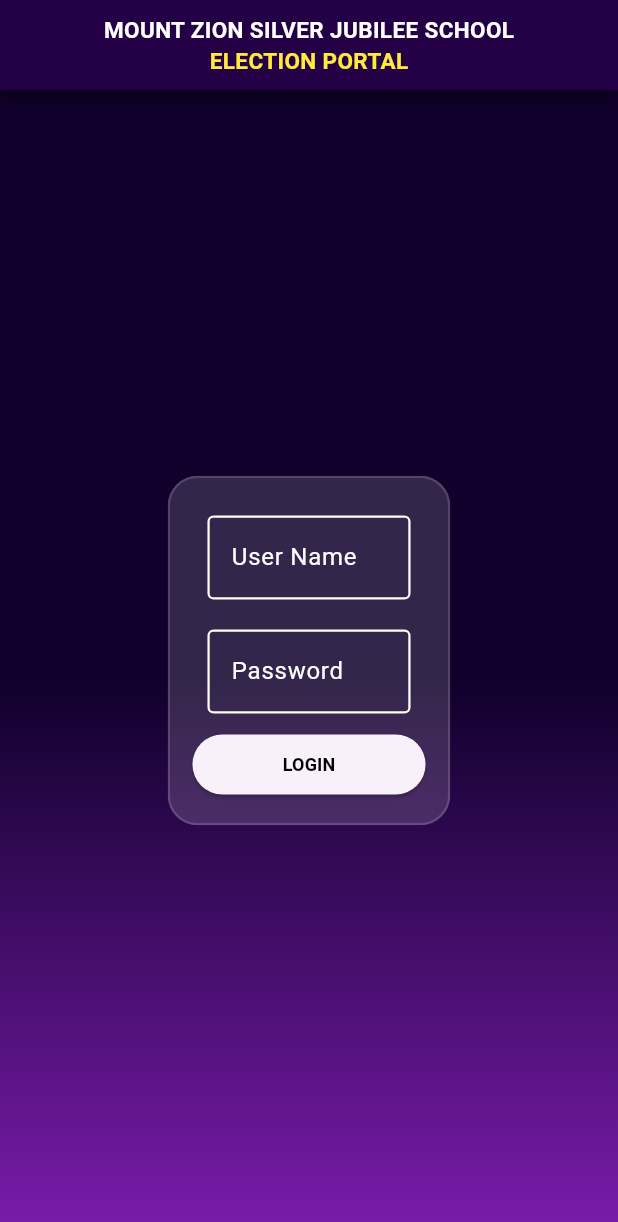
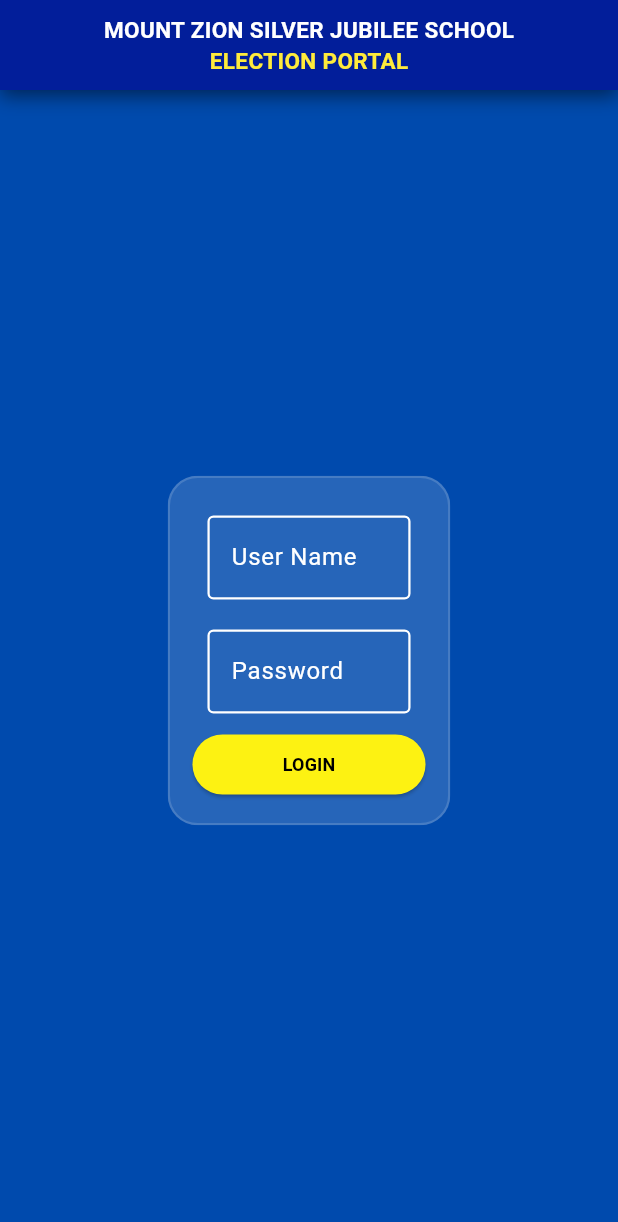
Before and after one commit to Arun-Arunagiri/Election_2_0, a Flutter app: the screen it shows after launch, on a phone screen of 412 x 824 dp. Shown: the top 1222 px of the screen. Run offline on Flutter 3.47's test engine with Material 3 defaults, Android fonts, the phone set to English and light mode, and no system bars; our stand-ins replace fl_chart.

Commit message:
chore:summa

```diff
--- /dev/null
+++ b/lib/colors.dart
@@ -0,0 +1,5 @@
+import 'dart:ui';
+
+Color myyellow = Color(0xfffdf212);
+Color myblue = Color(0xff004aad);
+Color barblue = Color.fromARGB(255, 2, 30, 154);
--- a/lib/loginpage.dart
+++ b/lib/loginpage.dart
@@ -16,16 +16,17 @@ class Loginpage extends StatelessWidget {
   @override
   Widget build(BuildContext context) {
     return Scaffold(
-      // backgroundColor: Color(0xff10002b),
+      backgroundColor: Color(0xff004aad),
 
       body: Container(
-        //for gradient background
+        //for gradient backgroundenable
         decoration: BoxDecoration(
-            gradient: LinearGradient(
-                colors: [Color(0xff10002b), Color(0xff7A1CAC)],
-                begin: Alignment.topCenter,
-                end: Alignment.bottomCenter,
-                stops: [0.55, 1])),
+            // gradient: LinearGradient(
+            //     colors: [Color(0xff072AC8), Color(0xffFCF300)],
+            //     begin: Alignment.topCenter,
+            //     end: Alignment.bottomCenter,
+            //     stops: [0.45, 1])
+            ),
         child: Column(
           children: [
             Padding(
@@ -49,7 +50,7 @@ class Loginpage extends StatelessWidget {
                   ],
                 ),
                 decoration: BoxDecoration(
-                  color: Color(0xff240046),
+                  color: Color.fromARGB(255, 2, 30, 154),
                   boxShadow: [
                     BoxShadow(
                       color: Colors.black.withOpacity(0.5), // Shadow color
@@ -127,6 +128,9 @@ class Loginpage extends StatelessWidget {
                             ),
                           ),
                           ElevatedButton(
+                            style: ElevatedButton.styleFrom(
+                              backgroundColor: Color(0xfffdf212),
+                            ),
                             child: Padding(
                               padding: const EdgeInsets.only(
                                   top: 10.0,
@@ -135,6 +139,7 @@ class Loginpage extends StatelessWidget {
                                   right: 5.0),
                               child: Row(
                                 mainAxisAlignment: MainAxisAlignment.center,
+
                                 children: [
                                   Text(
                                     "LOGIN",
```
Also changed, not shown: lib/EspVotesPage.dart (+16 -6 lines), lib/analytics.dart (+6 -4 lines), lib/homepage.dart (+25 -12 lines), firebase.json (added), lib/main.dart (line endings or trailing spaces), 6 other files.
